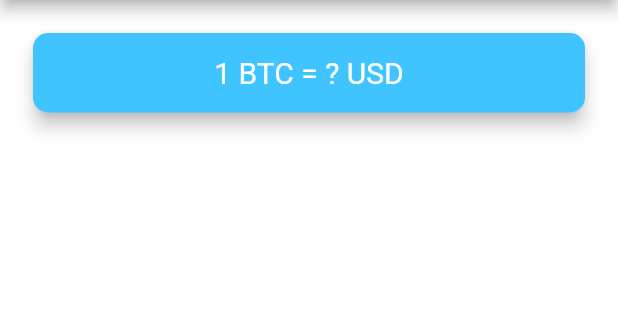
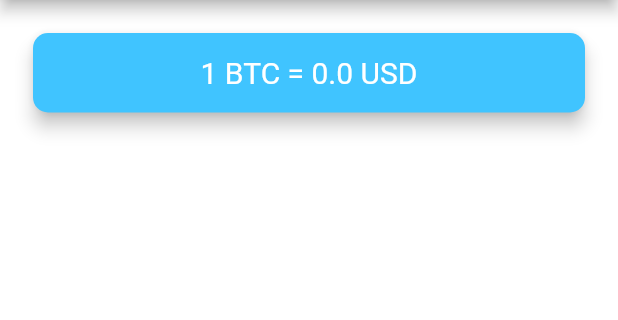
Before and after one commit to AndresLince/bitcoin_ticker_flutter, a Flutter app: the screen it shows after launch, on a phone screen of 412 x 824 dp, the part 84-404 px from its top. Run offline on Flutter 3.47's test engine with Material 2 defaults, Android fonts, the phone set to English and light mode, and no system bars.

Commit message:
Add rate variable

```diff
--- a/lib/price_screen.dart
+++ b/lib/price_screen.dart
@@ -11,6 +11,7 @@ class PriceScreen extends StatefulWidget {
 
 class _PriceScreenState extends State<PriceScreen> {
   String? selectedCurrency = 'USD';
+  double rate = 0;
   DropdownButton<String> androidDropDown() {
     List<DropdownMenuItem<String>> dropDownItems = [];
 
@@ -71,7 +72,7 @@ class _PriceScreenState extends State<PriceScreen> {
               child: Padding(
                 padding: EdgeInsets.symmetric(vertical: 15.0, horizontal: 28.0),
                 child: Text(
-                  '1 BTC = ? USD',
+                  '1 BTC = $rate USD',
                   textAlign: TextAlign.center,
                   style: TextStyle(
                     fontSize: 20.0,
```
